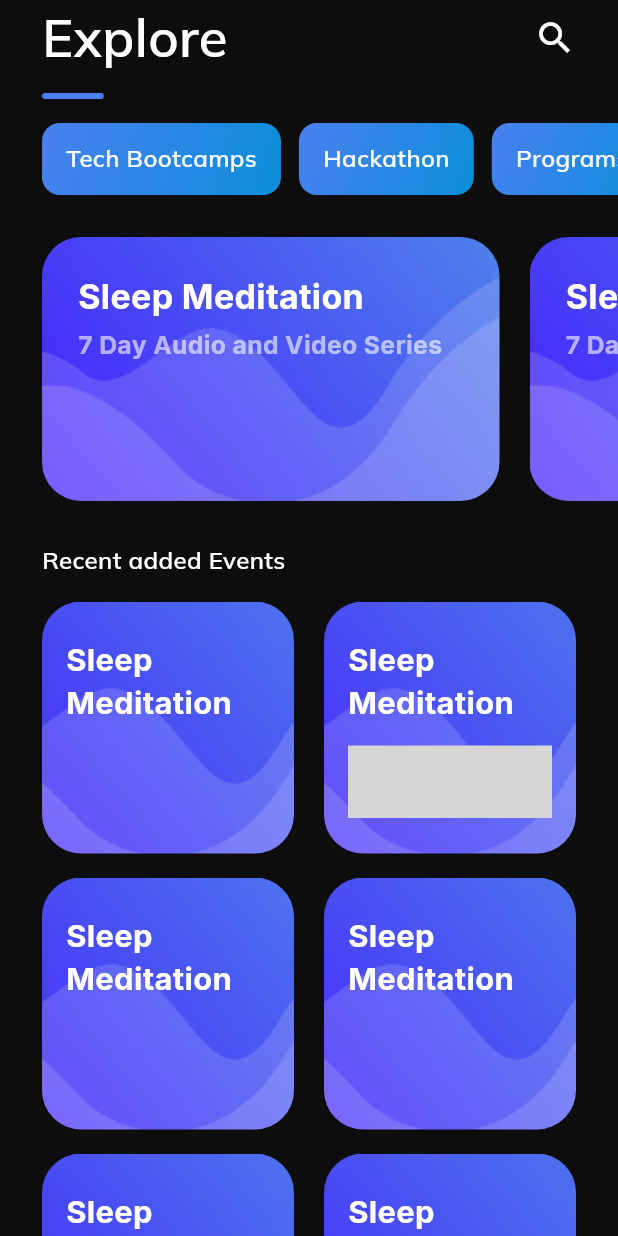
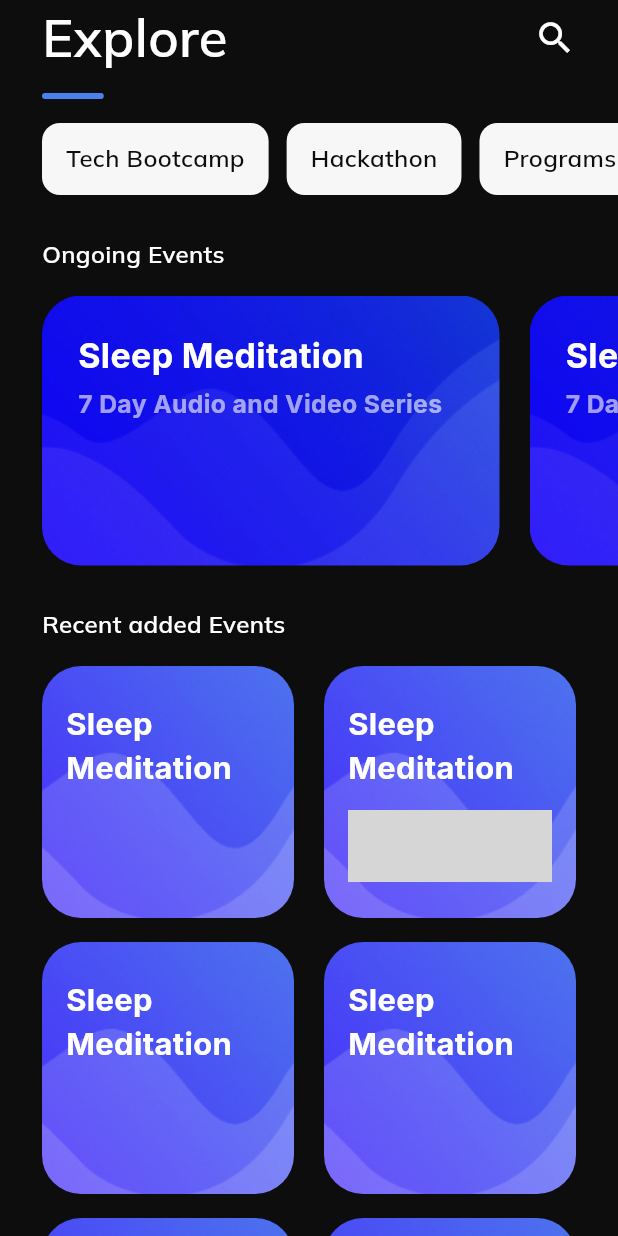
Before and after one commit to LegendSumeet/codehub, a Flutter app: the HomePage screen opened directly, on a phone screen of 412 x 824 dp. Run offline on Flutter 3.47's test engine with Material 3 defaults, Android fonts, the phone set to English and light mode, and no system bars; our stand-ins replace flutter_svg, get, google_fonts, iconly; network calls fail; grey boxes are pictures that could not be loaded.

Commit message:
updated and got updates too

```diff
--- a/lib/Contants/app_style.dart
+++ b/lib/Contants/app_style.dart
@@ -18,10 +18,6 @@ Widget BuildText(
     ),
   );
 }
-
-
-
-/* Start of Color Constants */
 const Color kBlackRich12 = Color(0xff121421);
 const Color kBlackRichLight1C = Color(0xff1C2031);
 const Color kBlueAzure4A = Color.fromRGBO(74, 128, 240, 1);
--- a/lib/Screens/HomeScreen/HomePage.dart
+++ b/lib/Screens/HomeScreen/HomePage.dart
@@ -1,8 +1,6 @@
 import 'package:flutter/material.dart';
 import 'package:flutter_svg/svg.dart';
 import 'package:get/get.dart';
-import 'package:get/get_core/src/get_main.dart';
-
 import '../../Contants/app_style.dart';
 import '../../widgets/SizeConfig.dart';
 import '../eventdetails/eventpage.dart';
@@ -16,7 +14,7 @@ class HomePage extends StatefulWidget {
 
 class _HomePageState extends State<HomePage> {
   List<String> categories = [
-    'Tech Bootcamps',
+    'Tech Bootcamp',
     'Hackathon',
     'Programs',
     'Conferences',
@@ -93,22 +91,18 @@ class _HomePageState extends State<HomePage> {
                         ),
                         decoration: BoxDecoration(
                           borderRadius: BorderRadius.circular(12),
-                          gradient: const LinearGradient(
-                            colors: [kBlueAzure4A,kBlue],
-                            begin: Alignment.topLeft,
-                            end: Alignment.bottomRight,
-                          ),
-                          boxShadow: [
+                          color: kWhiteF7,
+                          boxShadow: const [
                             BoxShadow(
                               color: Colors.transparent,
                               blurRadius: 8,
-                              offset: const Offset(0, 4),
+                              offset: Offset(0, 4),
                             ),
                           ],
                         ),
                         child: Center(
                           child: BuildText(categories[index],
-                              MediaQuery.of(context).size.width, 16, kWhiteFA),
+                              MediaQuery.of(context).size.width, 16, kBlack0D),
                         ),
                       ),
                     );
@@ -118,8 +112,23 @@ class _HomePageState extends State<HomePage> {
               const SizedBox(
                 height: kPadding28,
               ),
+              Padding(
+                padding: const EdgeInsets.symmetric(
+                  horizontal: kPadding28,
+                ),
+                child: Row(
+                  mainAxisAlignment: MainAxisAlignment.spaceBetween,
+                  children: [
+                    BuildText("Ongoing Events", MediaQuery.of(context).size.width,
+                        16, kWhiteFF)
+                  ],
+                ),
+              ),
+              const SizedBox(
+                height: kPadding16,
+              ),
               SizedBox(
-                height: 176,
+                height: 180,
                 child: ListView.builder(
                   physics: const BouncingScrollPhysics(),
                   itemCount: 2,
@@ -136,6 +145,7 @@ class _HomePageState extends State<HomePage> {
                       decoration: BoxDecoration(
                         borderRadius: BorderRadius.circular(kBorderRadius26),
                         image: const DecorationImage(
+                          colorFilter: ColorFilter.srgbToLinearGamma(),
                           image: AssetImage(
                             'assets/images/bg-blue.jpg',
                           ),
@@ -205,8 +215,8 @@ class _HomePageState extends State<HomePage> {
                 crossAxisCount: 2,
                 children: <Widget>[
                   InkWell(
-                    onTap: (){
-                      Get.to(()=>MeditationDetailPage());
+                    onTap: () {
+                      Get.to(() => const EventDetailPage());
                     },
                     child: Container(
                       decoration: BoxDecoration(
--- a/lib/Screens/onBoardingScreen/Screen.dart
+++ b/lib/Screens/onBoardingScreen/Screen.dart
@@ -1,9 +1,8 @@
-import 'package:codehub/Screens/HomeScreen/HomePage.dart';
 import 'package:codehub/Screens/onBoardingScreen/content.dart';
+import 'package:codehub/widgets/NavBar/Bottom_Nav_bar.dart';
 import 'package:codehub/widgets/SizeConfig.dart';
 import 'package:flutter/material.dart';
 import 'package:get/get.dart';
-import 'package:get/get_core/src/get_main.dart';
 
 class OnboardingScreen extends StatefulWidget {
   const OnboardingScreen({Key? key}) : super(key: key);
@@ -122,7 +121,7 @@ class _OnboardingScreenState extends State<OnboardingScreen> {
                           padding: const EdgeInsets.all(30),
                           child: ElevatedButton(
                             onPressed: () {
-                              Get.to(()=>HomePage());
+                              Get.to(()=>const EntryPoint());
                             },
                             style: ElevatedButton.styleFrom(
                               foregroundColor: Colors.black,
--- a/lib/main.dart
+++ b/lib/main.dart
@@ -18,7 +18,7 @@ class MyApp extends StatelessWidget {
         colorScheme: ColorScheme.fromSeed(seedColor: Colors.deepPurple),
         useMaterial3: true,
       ),
-      home: const EntryPoint(),
+      home: const OnboardingScreen(),
     );
   }
 }
```
Also changed, not shown: lib/Screens/GuidesScreen/GuidesScreen.dart (+10 -5 lines), lib/Screens/eventdetails/eventpage.dart (+2 -7 lines).
